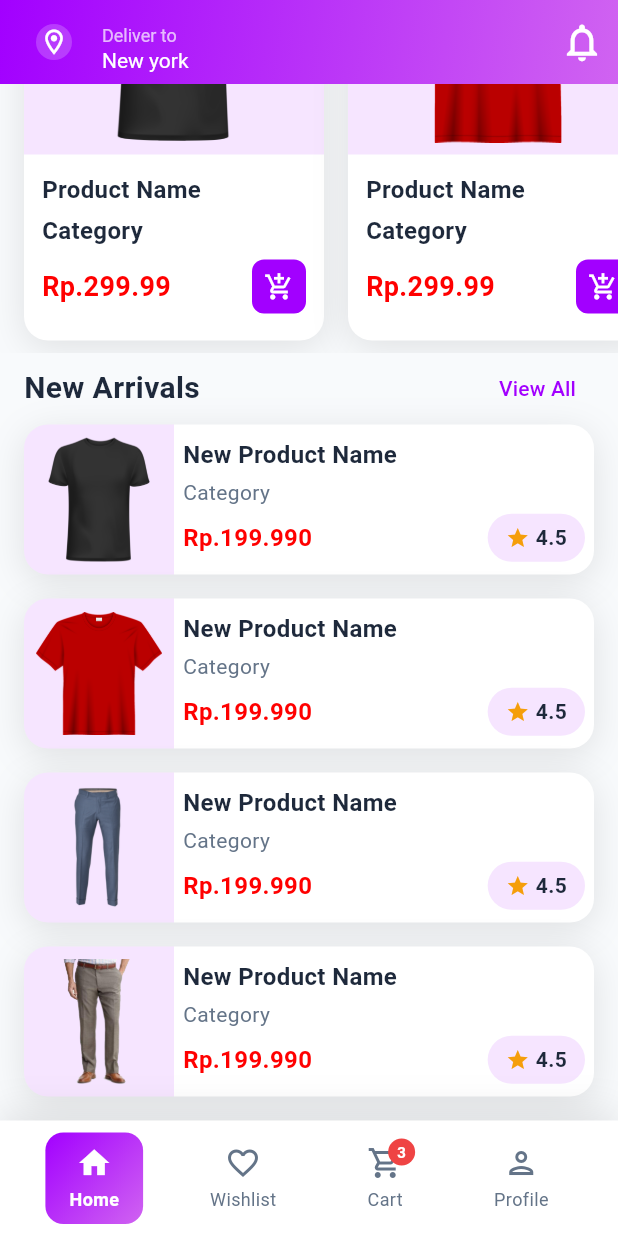
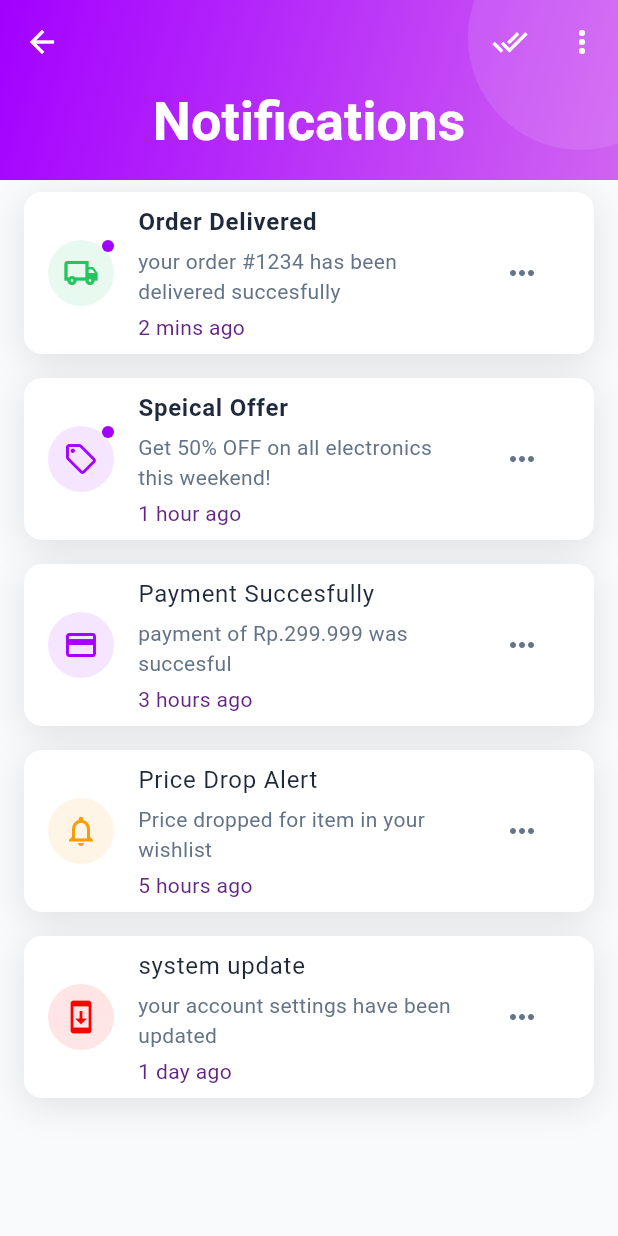
Before and after one commit to FarhanDev2025/uas-semester-4, a Flutter app: the screen it shows after launch, scrolled down 479 dp, after a tap on the "notifications" icon, on a phone screen of 412 x 824 dp. Run offline on Flutter 3.47's test engine with Material 3 defaults, Android fonts, the phone set to English and light mode, and no system bars; Roboto replaces fonts that are missing (Poppins).

Commit message:
Tambah notifications_screen di part_9

```diff
--- a/lib/screens/home_screen.dart
+++ b/lib/screens/home_screen.dart
@@ -1,4 +1,5 @@
 import 'package:app_jualan/screens/categories_screen.dart';
+import 'package:app_jualan/screens/notifications_screen.dart';
 import 'package:app_jualan/screens/product_details_screen.dart';
 import 'package:app_jualan/screens/search_filter_screen.dart';
 import 'package:app_jualan/theme/theme.dart';
@@ -94,7 +95,14 @@ class HomeScreen extends StatelessWidget {
             ),
             actions: [
               IconButton(
-                onPressed: () {},
+                onPressed: () {
+                  Navigator.push(
+                    context,
+                    MaterialPageRoute(
+                      builder: (context) => NotificationsScreen(),
+                    ),
+                  );
+                },
                 icon: Icon(
                   Icons.notifications_outlined,
                   color: Colors.white,
--- a/lib/screens/main_screen.dart
+++ b/lib/screens/main_screen.dart
@@ -2,6 +2,7 @@ import 'package:app_jualan/screens/cart_screen.dart';
 import 'package:app_jualan/screens/chat_screen.dart';
 import 'package:app_jualan/screens/home_screen.dart';
 import 'package:app_jualan/screens/profile_screen.dart';
+import 'package:app_jualan/screens/wishlist_screen.dart';
 import 'package:app_jualan/theme/theme.dart';
 import 'package:flutter/material.dart';
 
@@ -17,6 +18,7 @@ class _MainScreenState extends State<MainScreen> {
 
   final List<Widget> _screens = [
     HomeScreen(),
+    WishlistScreen(),
     ChatScreen(),
     CartScreen(),
     ProfileScreen(),
@@ -52,13 +54,14 @@ class _MainScreenState extends State<MainScreen> {
                   _buildNavItem(0, Icons.home_outlined, Icons.home, 'Home'),
                   _buildNavItem(
                     1,
-                    Icons.favorite_outline,
-                    Icons.chat,
+                    Icons.bookmarks_outlined,
+                    Icons.bookmarks,
                     'Wishlist',
                   ),
+                  _buildNavItem(2, Icons.chat_outlined, Icons.chat, 'Chat'),
                   _buildCartNavItem(),
                   _buildNavItem(
-                    3,
+                    4,
                     Icons.person_outlined,
                     Icons.person,
                     'Profile',
@@ -117,9 +120,9 @@ class _MainScreenState extends State<MainScreen> {
   }
 
   Widget _buildCartNavItem() {
-    bool isSelected = _currentIndex == 2;
+    bool isSelected = _currentIndex == 3;
     return GestureDetector(
-      onTap: () => setState(() => _currentIndex = 2),
+      onTap: () => setState(() => _currentIndex = 3),
       child: Container(
         padding: EdgeInsets.symmetric(horizontal: 16, vertical: 8),
         decoration:
--- /dev/null
+++ b/lib/screens/notifications_screen.dart
@@ -0,0 +1,255 @@
+import 'package:app_jualan/theme/theme.dart';
+import 'package:flutter/material.dart';
+
+class NotificationsScreen extends StatelessWidget {
+  final List<Map<String, dynamic>> notifacations = [
+    {
+      'type': 'order',
+      'title': 'Order Delivered',
+      'message': 'your order #1234 has been delivered succesfully',
+      'time': '2 mins ago',
+      'read': false,
+      'icon': Icons.local_shipping_outlined,
+      'iconColor': AppTheme.succes,
+    },
+    {
+      'type': 'order',
+      'title': 'Speical Offer',
+      'message': 'Get 50% OFF on all electronics this weekend!',
+      'time': '1 hour ago',
+      'read': false,
+      'icon': Icons.local_offer_outlined,
+      'iconColor': AppTheme.primaryColor,
+    },
+    {
+      'type': 'payment',
+      'title': 'Payment Succesfully',
+      'message': 'payment of Rp.299.999 was succesful',
+      'time': '3 hours ago',
+      'read': true,
+      'icon': Icons.payment_outlined,
+      'iconColor': AppTheme.primaryColor,
+    },
+    {
+      'type': 'alert',
+      'title': 'Price Drop Alert',
+      'message': 'Price dropped for item in your wishlist',
+      'time': '5 hours ago',
+      'read': true,
+      'icon': Icons.notifications_outlined,
+      'iconColor': AppTheme.warning,
+    },
+    {
+      'type': 'system',
+      'title': 'system update',
+      'message': 'your account settings have been updated',
+      'time': '1 day ago',
+      'read': true,
+      'icon': Icons.system_update_outlined,
+      'iconColor': AppTheme.secondaryColor,
+    },
+  ];
+
+  @override
+  Widget build(BuildContext context) {
+    return Scaffold(
+      backgroundColor: AppTheme.backgroundColor,
+      body: CustomScrollView(
+        slivers: [
+          SliverAppBar(
+            expandedHeight: 120,
+            floating: false,
+            pinned: true,
+            backgroundColor: Colors.transparent,
+            foregroundColor: Colors.white,
+            flexibleSpace: Container(
+              decoration: BoxDecoration(
+                gradient: LinearGradient(
+                  colors: AppTheme.primaryGradient,
+                  begin: Alignment.topLeft,
+                  end: Alignment.bottomRight,
+                ),
+              ),
+              child: FlexibleSpaceBar(
+                centerTitle: true,
+                titlePadding: EdgeInsets.symmetric(
+                  horizontal: 16,
+                  vertical: 16,
+                ),
+                title: Text(
+                  "Notifications",
+                  style: TextStyle(
+                    color: Colors.white,
+                    fontSize: 24,
+                    fontWeight: FontWeight.bold,
+                  ),
+                ),
+                background: Stack(
+                  children: [
+                    Positioned(
+                      top: -50,
+                      right: -50,
+                      child: Container(
+                        height: 150,
+                        width: 150,
+                        decoration: BoxDecoration(
+                          shape: BoxShape.circle,
+                          color: Colors.white.withOpacity(0.1),
+                        ),
+                      ),
+                    ),
+                  ],
+                ),
+              ),
+            ),
+            actions: [
+              IconButton(
+                onPressed: () {},
+                icon: Icon(Icons.done_all, color: Colors.white),
+              ),
+              IconButton(
+                onPressed: () {},
+                icon: Icon(Icons.more_vert, color: Colors.white),
+              ),
+            ],
+          ),
+          SliverToBoxAdapter(
+            child: ListView.builder(
+              shrinkWrap: true,
+              physics: NeverScrollableScrollPhysics(),
+              itemCount: notifacations.length,
+              itemBuilder: (context, index) {
+                final notification = notifacations[index];
+                return Container(
+                  margin: EdgeInsets.symmetric(horizontal: 16, vertical: 8),
+                  decoration: BoxDecoration(
+                    color: notification['read'] ? Colors.white : Colors.white,
+                    borderRadius: BorderRadius.circular(12),
+                    boxShadow: [
+                      BoxShadow(
+                        color: Colors.black.withOpacity(0.1),
+                        blurRadius: 20,
+                        offset: Offset(0, 5),
+                      ),
+                    ],
+                  ),
+                  child: ListTile(
+                    leading: Stack(
+                      children: [
+                        Container(
+                          padding: EdgeInsets.all(10),
+                          decoration: BoxDecoration(
+                            shape: BoxShape.circle,
+                            color: (notification['iconColor'] as Color)
+                                .withOpacity(0.1),
+                          ),
+                          child: Icon(
+                            notification['icon'] as IconData,
+                            color: notification['iconColor'] as Color,
+                            size: 24,
+                          ),
+                        ),
+                        if (!notification['read'])
+                          Positioned(
+                            right: 0,
+                            top: 0,
+                            child: Container(
+                              height: 8,
+                              width: 8,
+                              decoration: BoxDecoration(
+                                color: AppTheme.primaryColor,
+                                shape: BoxShape.circle,
+                              ),
+                            ),
+                          ),
+                      ],
+                    ),
+                    title: Text(
+                      notification['title'] as String,
+                      style: TextStyle(
+                        fontWeight:
+                            notification['read']
+                                ? FontWeight.normal
+                                : FontWeight.bold,
+                        color: AppTheme.textPrimary,
+                      ),
+                    ),
+                    subtitle: Column(
+                      crossAxisAlignment: CrossAxisAlignment.start,
+                      children: [
+                        SizedBox(height: 4),
+                        Text(
+                          notification['message'] as String,
+                          style: TextStyle(
+                            color: AppTheme.textSecondary,
+                            fontSize: 14,
+                          ),
+                        ),
+                        SizedBox(height: 4),
+                        Text(
+                          notification['time'] as String,
+                          style: TextStyle(
+                            color: AppTheme.primaryDark,
+                            fontSize: 14,
+                          ),
+                        ),
+                      ],
+                    ),
+                    trailing: IconButton(
+                      onPressed: () {
+                        showModalBottomSheet(
+                          context: context,
+                          shape: RoundedRectangleBorder(
+                            borderRadius: BorderRadius.vertical(
+                              top: Radius.circular(20),
+                            ),
+                          ),
+                          builder:
+                              (context) => Container(
+                                padding: EdgeInsets.all(16),
+                                child: Column(
+                                  mainAxisSize: MainAxisSize.min,
+                                  children: [
+                                    ListTile(
+                                      leading: Icon(
+                                        Icons.mark_email_read_outlined,
+                                      ),
+                                      title: Text("Mark as read"),
+                                      onTap: () {
+                                        Navigator.pop(context);
+                                      },
+                                    ),
+                                    ListTile(
+                                      leading: Icon(Icons.delete_outline),
+                                      title: Text("Delete Notification"),
+                                      onTap: () {
+                                        Navigator.pop(context);
+                                      },
+                                    ),
+                                    ListTile(
+                                      leading: Icon(Icons.block_outlined),
+                                      title: Text("Turn off notifications"),
+                                      onTap: () {
+                                        Navigator.pop(context);
+                                      },
+                                    ),
+                                  ],
+                                ),
+                              ),
+                        );
+                      },
+                      icon: Icon(
+                        Icons.more_horiz,
+                        color: AppTheme.textSecondary,
+                      ),
+                    ),
+                  ),
+                );
+              },
+            ),
+          ),
+        ],
+      ),
+    );
+  }
+}
```
Also changed, not shown: lib/screens/wishlist_screen.dart (added, +236 -0 lines).
